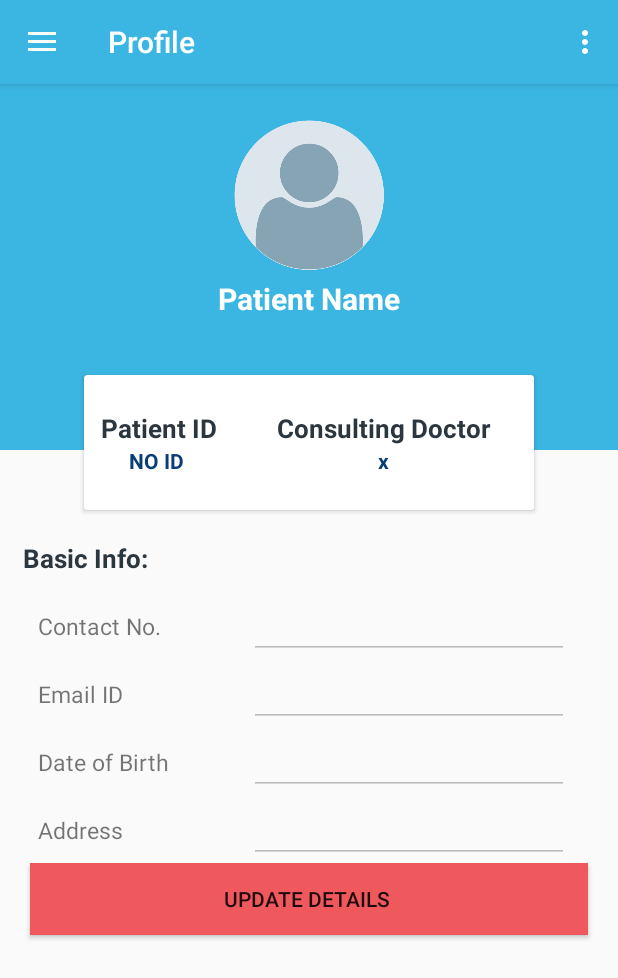
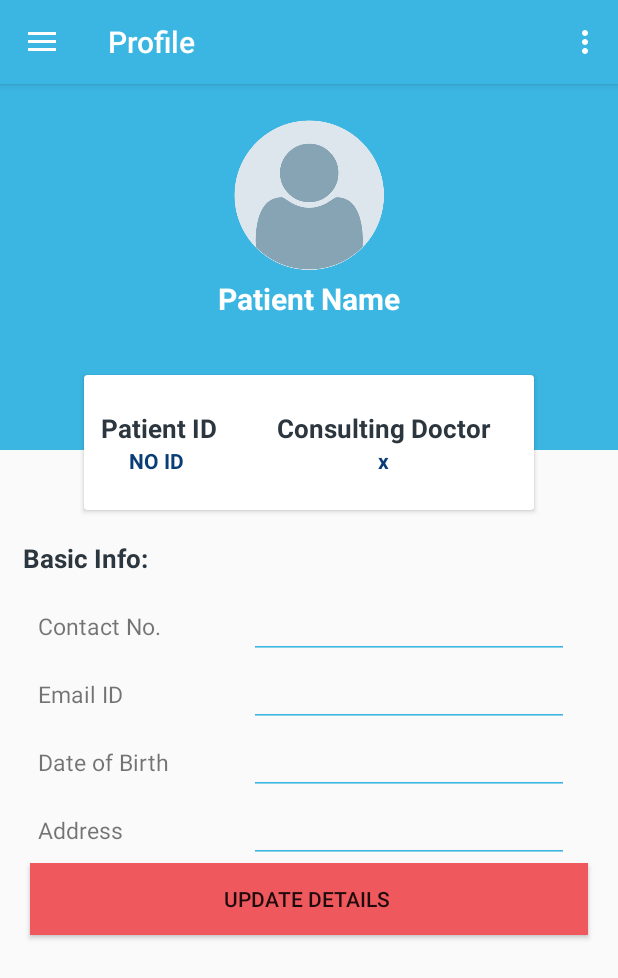
Before and after one commit to shazakazia/Project2018, an Android app: the Profile screen opened directly, with no data from a screen before it, on a phone screen of 412 x 824 dp. Shown: the top 978 px of the screen. Run offline under Robolectric (Android 15) with nearby library versions, the phone set to English and light mode, and no system bars; our stand-ins replace Volley; network calls fail; 1 statement that could not run was skipped.

Commit message:
medical rec

```diff
--- a/app/src/main/res/layout/content_profile.xml
+++ b/app/src/main/res/layout/content_profile.xml
@@ -156,8 +156,9 @@
                     android:layout_width="match_parent"
                     android:layout_height="wrap_content"
                     android:layout_weight="6"
-                    android:editable="false"
-                    android:textColorLink="@android:color/black" />
+                    android:textColor="@color/grey"
+                    android:backgroundTint="@color/lightblue"
+                    />
             </TableRow>
 
             <TableRow android:weightSum="8">
@@ -174,7 +175,9 @@
                     android:id="@+id/email123"
                     android:layout_width="match_parent"
                     android:layout_height="wrap_content"
-                    android:layout_weight="6" />
+                    android:layout_weight="6"
+                    android:textColor="@color/grey"
+                    android:backgroundTint="@color/lightblue"/>
             </TableRow>
 
             <TableRow android:weightSum="8">
@@ -185,13 +188,16 @@
                     android:layout_weight="1"
                     android:paddingStart="25dp"
                     android:text="Date of Birth "
-                    android:textSize="15sp" />
+                    android:textSize="15sp"
+                    />
 
                 <EditText
                     android:id="@+id/dob"
                     android:layout_width="match_parent"
                     android:layout_height="wrap_content"
-                    android:layout_weight="6" />
+                    android:layout_weight="6"
+                    android:textColor="@color/grey"
+                    android:backgroundTint="@color/lightblue"/>
             </TableRow>
 
             <TableRow android:weightSum="8">
@@ -208,7 +214,9 @@
                     android:id="@+id/address"
                     android:layout_width="match_parent"
                     android:layout_height="wrap_content"
-                    android:layout_weight="6" />
+                    android:layout_weight="6"
+                    android:textColor="@color/grey"
+                    android:backgroundTint="@color/lightblue"/>
             </TableRow>
 
             <TableRow>
```
Also changed, not shown: app/src/main/java/com/example/shaza/episenseversion20/Profile.java (+54 -10 lines).
